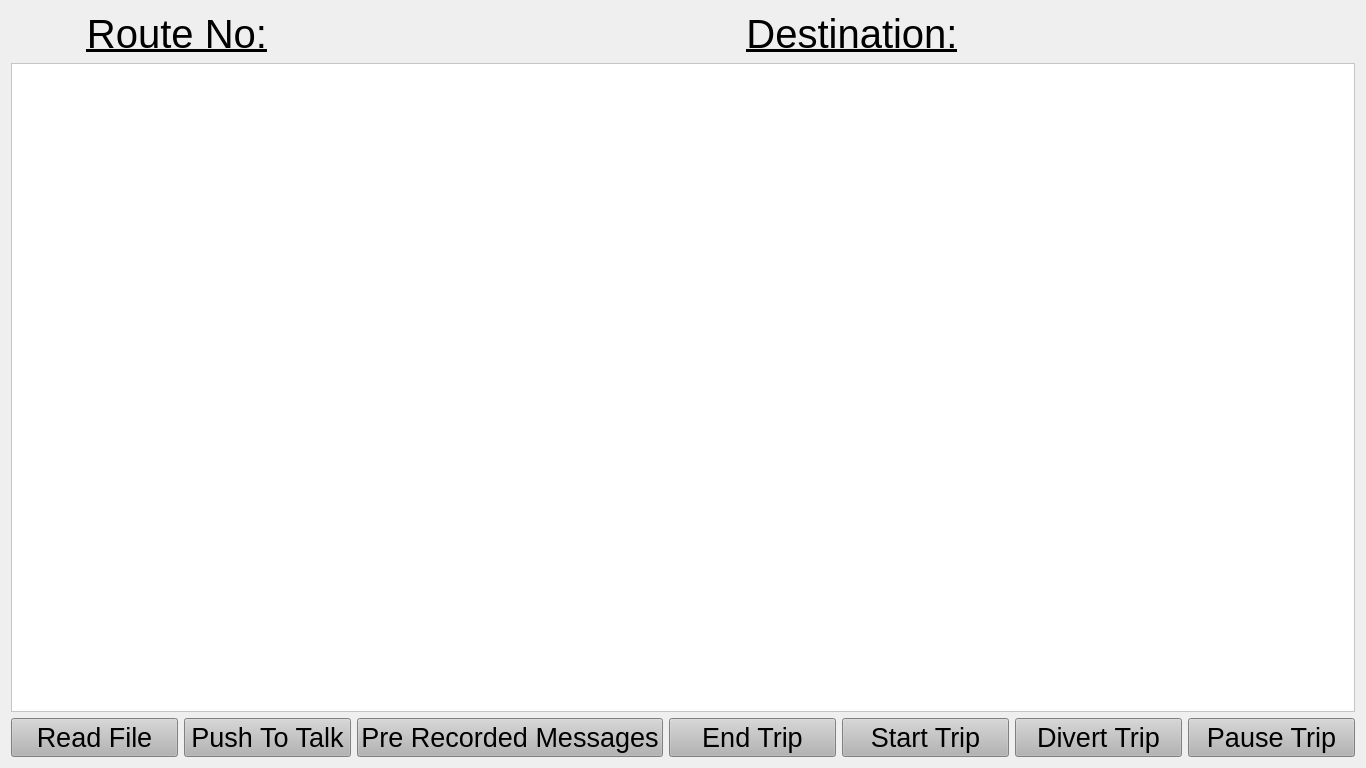
Qt form BUS_PIS/running_route.ui (gurpartap007/apaul) before a commit.
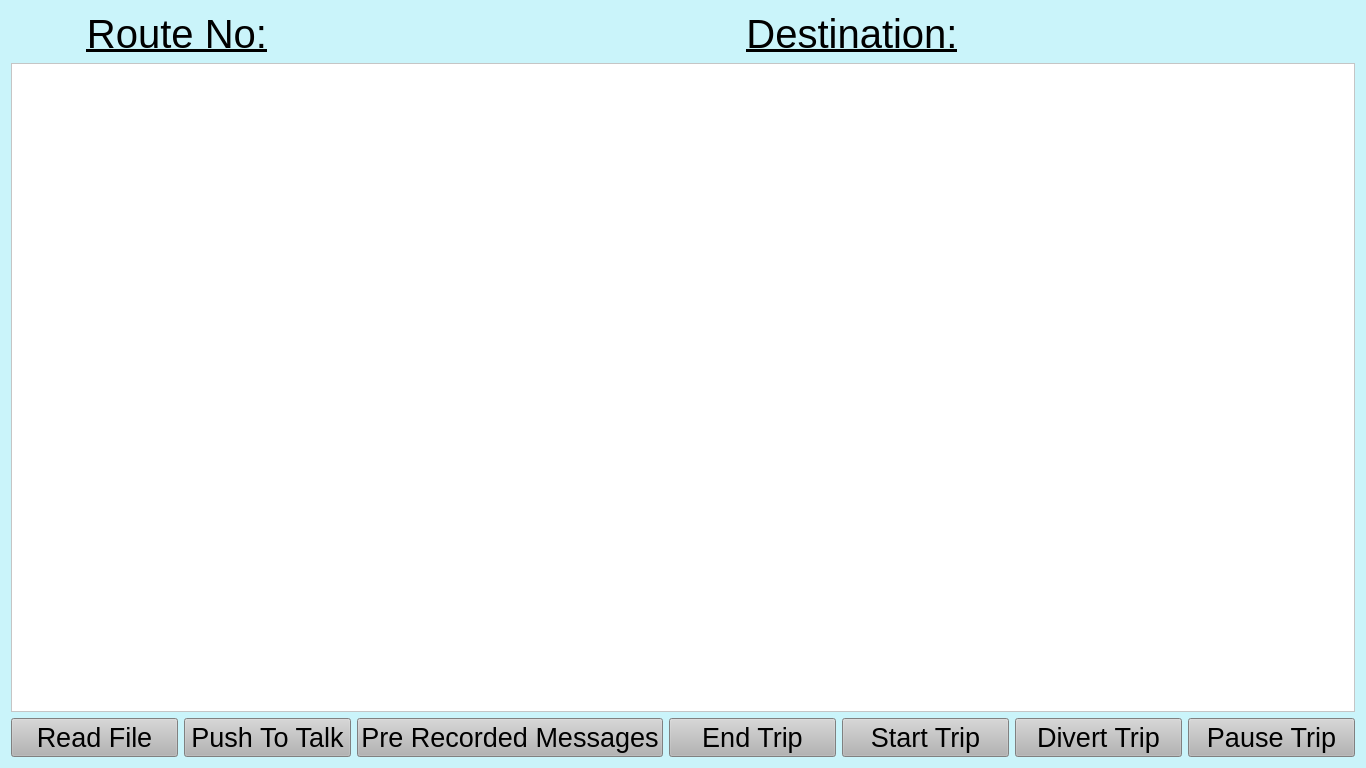
The same form after that commit.

```diff
--- a/BUS_PIS/running_route.ui
+++ b/BUS_PIS/running_route.ui
@@ -22,6 +22,10 @@
   <property name="windowTitle">
    <string>Form</string>
   </property>
+  <property name="styleSheet">
+   <string notr="true">background-color: rgb(58, 225, 205);
+background-color: rgb(202, 244, 250);</string>
+  </property>
   <layout class="QGridLayout" name="gridLayout">
    <item row="0" column="0">
     <layout class="QHBoxLayout" name="horizontalLayout">
```
